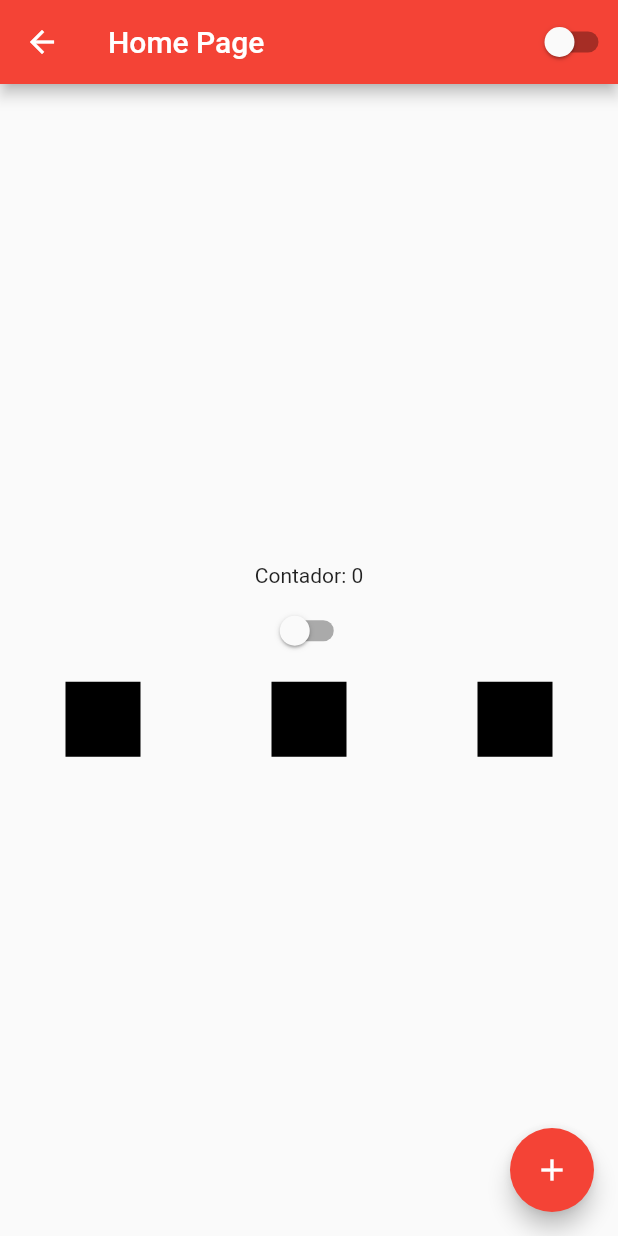
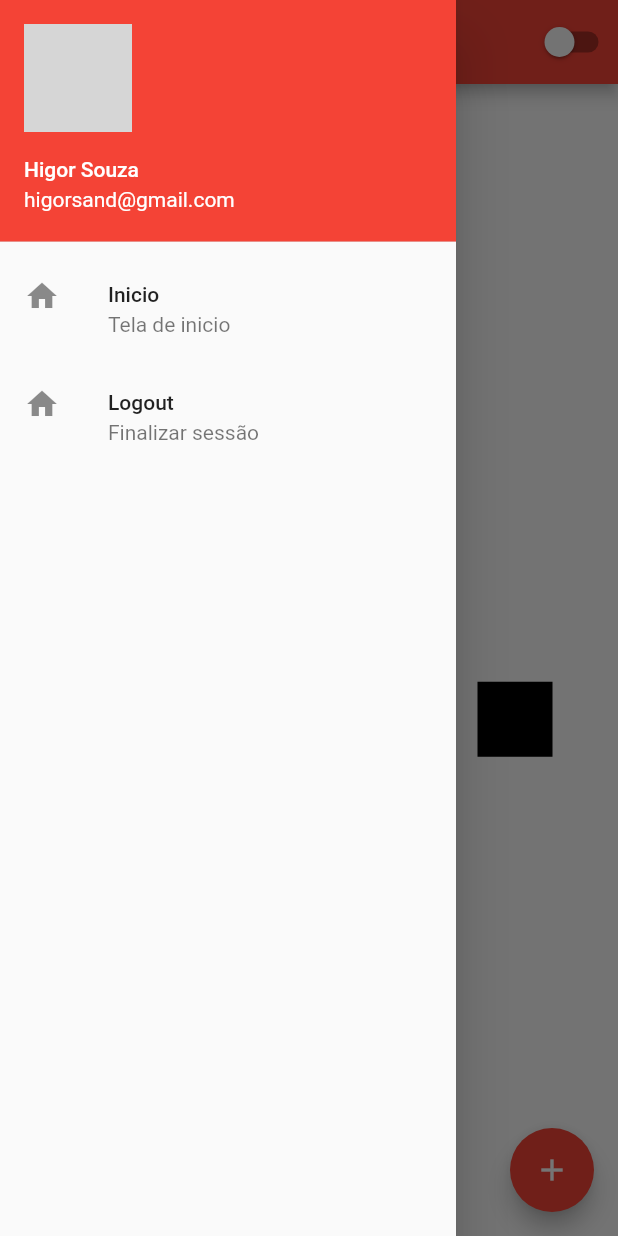
Before and after one commit to souzarogih/AppFlutter, a Flutter app: the HomePage screen opened by its route, with the side drawer open (before the commit the screen has no drawer), on a phone screen of 412 x 824 dp. Run offline on Flutter 3.47's test engine with Material 2 defaults, Android fonts, the light colour scheme and no system bars; network calls fail; grey boxes are pictures that could not be loaded.

Commit message:
Adicionando menu lateral e dados do usuário

```diff
--- a/lib/home_page.dart
+++ b/lib/home_page.dart
@@ -14,6 +14,35 @@ class HomePageState extends State<HomePage> {
   @override
   Widget build(BuildContext context) {
     return Scaffold(
+      drawer: Drawer(
+        child: Column(children: [
+          UserAccountsDrawerHeader(
+            currentAccountPicture: ClipRRect(
+              borderRadius: BorderRadius.circular(40),
+              child: Image.network(
+                  'https://media.licdn.com/dms/image/D4D03AQGGdEfzbENXdg/profile-displayphoto-shrink_800_800/0/1673229533148?e=2147483647&v=beta&t=rZAn9iwHJgyrzr46SLMyi___uPbfIfJBu3njSk9eOvU'),
+            ),
+            accountName: Text('Higor Souza'),
+            accountEmail: Text("higorsand@gmail.com"),
+          ),
+          ListTile(
+            leading: Icon(Icons.home),
+            title: Text('Inicio'),
+            subtitle: Text('Tela de inicio'),
+            onTap: () {
+              print('Home');
+            },
+          ),
+          ListTile(
+            leading: Icon(Icons.home),
+            title: Text('Logout'),
+            subtitle: Text('Finalizar sessão'),
+            onTap: () {
+              Navigator.of(context).pushReplacementNamed('/');
+            },
+          ),
+        ]),
+      ),
       appBar: AppBar(
         title: Text('Home Page '),
         actions: [
```
Also changed, not shown: assets/imagens/background.png (added).
